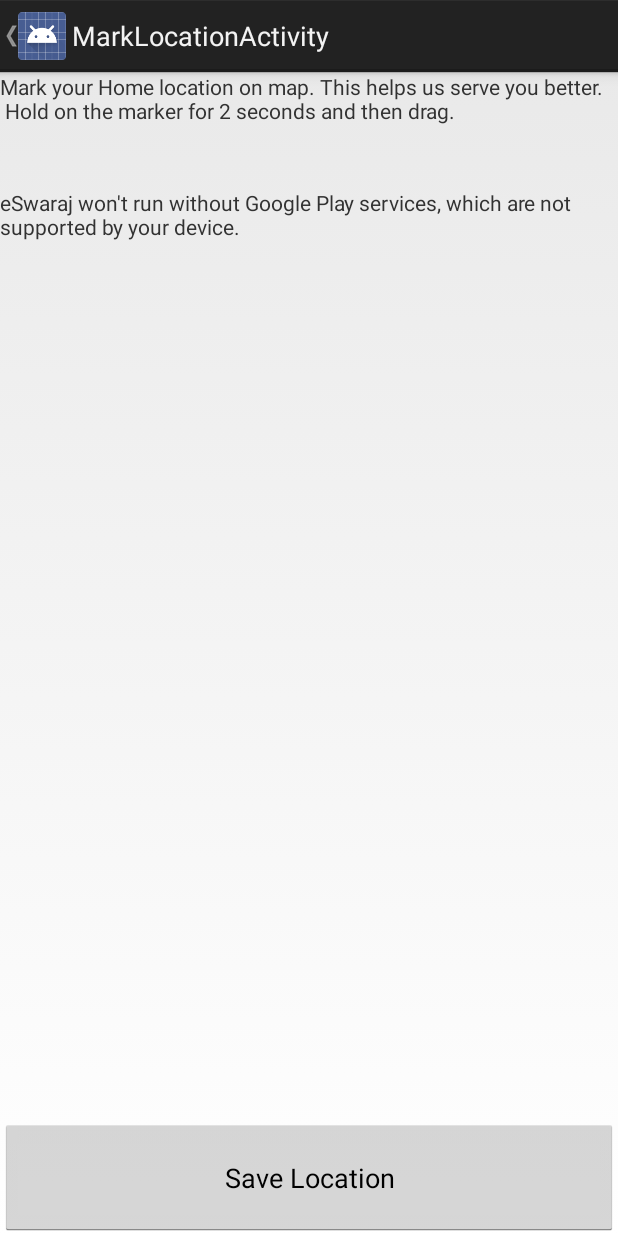
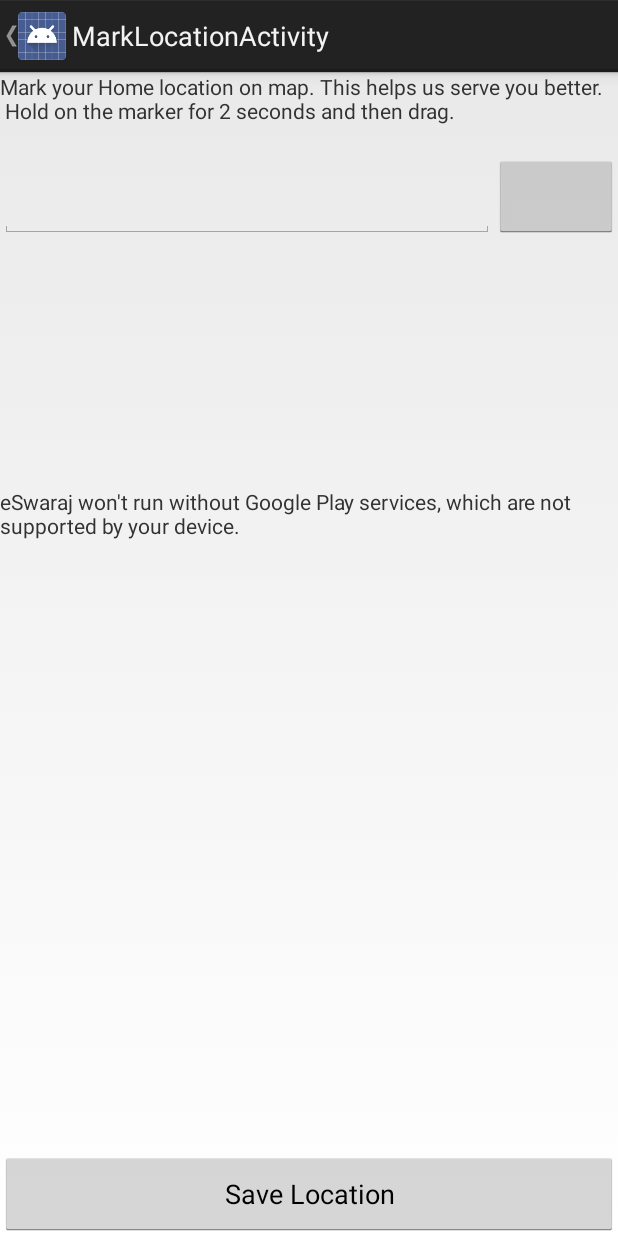
Before and after one commit to eswaraj/eswaraj-android, an Android app: the MarkLocationActivity screen opened directly, with no data from a screen before it, on a phone screen of 412 x 824 dp. Run offline under Robolectric (Android 15) with nearby library versions, the phone set to English and light mode, and no system bars; our stand-ins replace Dagger/Hilt's generated code; libraries missing offline, so code that uses them is left out: de.greenrobot.event; 4 statements that could not run were skipped.

Commit message:
Google Places integrated with MarkLocationActivity

```diff
--- a/app/src/main/java/com/eswaraj/app/eswaraj/activities/MarkLocationActivity.java
+++ b/app/src/main/java/com/eswaraj/app/eswaraj/activities/MarkLocationActivity.java
@@ -8,15 +8,23 @@ import android.util.Log;
 import android.view.Menu;
 import android.view.MenuItem;
 import android.view.View;
+import android.widget.AdapterView;
 import android.widget.Button;
+import android.widget.EditText;
+import android.widget.ListView;
 import android.widget.Toast;
 
 import com.eswaraj.app.eswaraj.R;
+import com.eswaraj.app.eswaraj.adapters.GooglePlacesListAdapter;
 import com.eswaraj.app.eswaraj.base.BaseActivity;
 import com.eswaraj.app.eswaraj.events.GetUserEvent;
+import com.eswaraj.app.eswaraj.events.GooglePlaceDetailsEvent;
+import com.eswaraj.app.eswaraj.events.GooglePlacesListEvent;
 import com.eswaraj.app.eswaraj.fragments.GoogleMapFragment;
 import com.eswaraj.app.eswaraj.middleware.MiddlewareService;
 import com.eswaraj.app.eswaraj.middleware.MiddlewareServiceImpl;
+import com.eswaraj.app.eswaraj.models.GooglePlace;
+import com.eswaraj.app.eswaraj.util.GooglePlacesUtil;
 import com.eswaraj.app.eswaraj.util.LocationUtil;
 import com.eswaraj.web.dto.UserDto;
 import com.google.android.gms.maps.GoogleMap;
@@ -34,12 +42,17 @@ public class MarkLocationActivity extends BaseActivity implements OnMapReadyCall
     MiddlewareServiceImpl middlewareService;
     @Inject
     LocationUtil locationUtil;
+    @Inject
+    GooglePlacesUtil googlePlacesUtil;
 
     private GoogleMapFragment googleMapFragment;
     private UserDto userDto;
     private Boolean markerUpdatedOnce;
     private Boolean mapReady;
     private Button mlSaveLocation;
+    private EditText mlSearchText;
+    private Button mlSearchButton;
+    private ListView mlSearchResults;
 
     @Override
     protected void onCreate(Bundle savedInstanceState) {
@@ -56,6 +69,9 @@ public class MarkLocationActivity extends BaseActivity implements OnMapReadyCall
         locationUtil.setup(this);
         googleMapFragment.setContext(this);
         mlSaveLocation = (Button) findViewById(R.id.mlSaveLocation);
+        mlSearchText = (EditText) findViewById(R.id.mlSearchText);
+        mlSearchButton = (Button) findViewById(R.id.mlSearchButton);
+        mlSearchResults = (ListView) findViewById(R.id.mlSearchResults);
         markerUpdatedOnce = false;
         mapReady = false;
 
@@ -69,6 +85,20 @@ public class MarkLocationActivity extends BaseActivity implements OnMapReadyCall
                 middlewareService.saveUserLocation(view.getContext(), userDto, lat, lng);
                 Intent i = new Intent(view.getContext(), SelectAmenityActivity.class);
                 view.getContext().startActivity(i);
+            }
+        });
+
+        mlSearchButton.setOnClickListener(new Button.OnClickListener() {
+            @Override
+            public void onClick(View v) {
+                googlePlacesUtil.getPlacesList(mlSearchText.getText().toString());
+            }
+        });
+
+        mlSearchResults.setOnItemClickListener(new ListView.OnItemClickListener() {
+            @Override
+            public void onItemClick(AdapterView<?> parent, View view, int position, long id) {
+                googlePlacesUtil.getPlaceDetails((GooglePlace) mlSearchResults.getAdapter().getItem(position));
             }
         });
     }
@@ -110,4 +140,23 @@ public class MarkLocationActivity extends BaseActivity implements OnMapReadyCall
             //Show retry button which will re-trigger the request.
         }
     }
+
+    public void onEventMainThread(GooglePlaceDetailsEvent event) {
+        if(event.getSuccess()) {
+            GooglePlace googlePlace = event.getGooglePlace();
+            googleMapFragment.updateMarkerLocation(googlePlace.getLatitude(), googlePlace.getLongitude());
+        }
+        else {
+            Toast.makeText(this, "Could not fetch details of selected place. Error = " + event.getError(), Toast.LENGTH_LONG).show();
+        }
+    }
+
+    public void onEventMainThread(GooglePlacesListEvent event) {
+        if(event.getSuccess()) {
+            mlSearchResults.setAdapter(new GooglePlacesListAdapter(this, android.R.layout.simple_list_item_1, event.getArrayList()));
+        }
+        else {
+            Toast.makeText(this, "Could not fetch list of places. Error = " + event.getError(), Toast.LENGTH_LONG).show();
+        }
+    }
 }
--- a/app/src/main/res/layout/activity_mark_location.xml
+++ b/app/src/main/res/layout/activity_mark_location.xml
@@ -9,6 +9,33 @@
         android:layout_width="wrap_content"
         android:layout_height="0dp"
         android:layout_weight="1"/>
+
+    <LinearLayout
+        android:orientation="horizontal"
+        android:layout_width="match_parent"
+        android:layout_height="0dp"
+        android:layout_weight="1">
+
+        <EditText
+            android:id="@+id/mlSearchText"
+            android:layout_width="0dp"
+            android:layout_height="match_parent"
+            android:layout_weight="8"/>
+
+        <Button
+            android:id="@+id/mlSearchButton"
+            android:layout_width="0dp"
+            android:layout_height="match_parent"
+            android:layout_weight="2"/>
+
+    </LinearLayout>
+
+    <ListView
+        android:id="@+id/mlSearchResults"
+        android:layout_width="match_parent"
+        android:layout_height="0dp"
+        android:layout_weight="3">
+    </ListView>
 
     <FrameLayout
         android:id="@+id/mlContainer"
```
Also changed, not shown: app/src/main/java/com/eswaraj/app/eswaraj/adapters/GooglePlacesListAdapter.java (added, +59 -0 lines), app/src/main/java/com/eswaraj/app/eswaraj/config/Constants.java (+4 -4 lines), app/src/main/java/com/eswaraj/app/eswaraj/events/GooglePlaceDetailsEvent.java (added, +16 -0 lines), app/src/main/java/com/eswaraj/app/eswaraj/events/GooglePlacesListEvent.java (added, +18 -0 lines), app/src/main/java/com/eswaraj/app/eswaraj/modules/MiddlewareGraph.java (+7 -0 lines), app/src/main/java/com/eswaraj/app/eswaraj/util/GooglePlacesUtil.java (+26 -14 lines).
